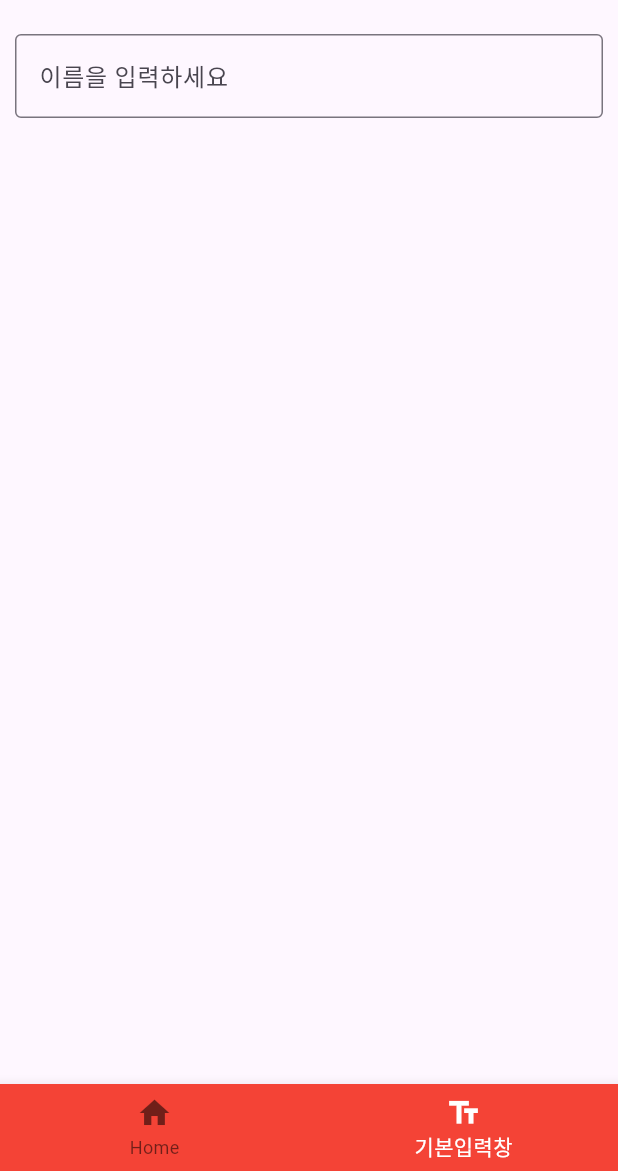
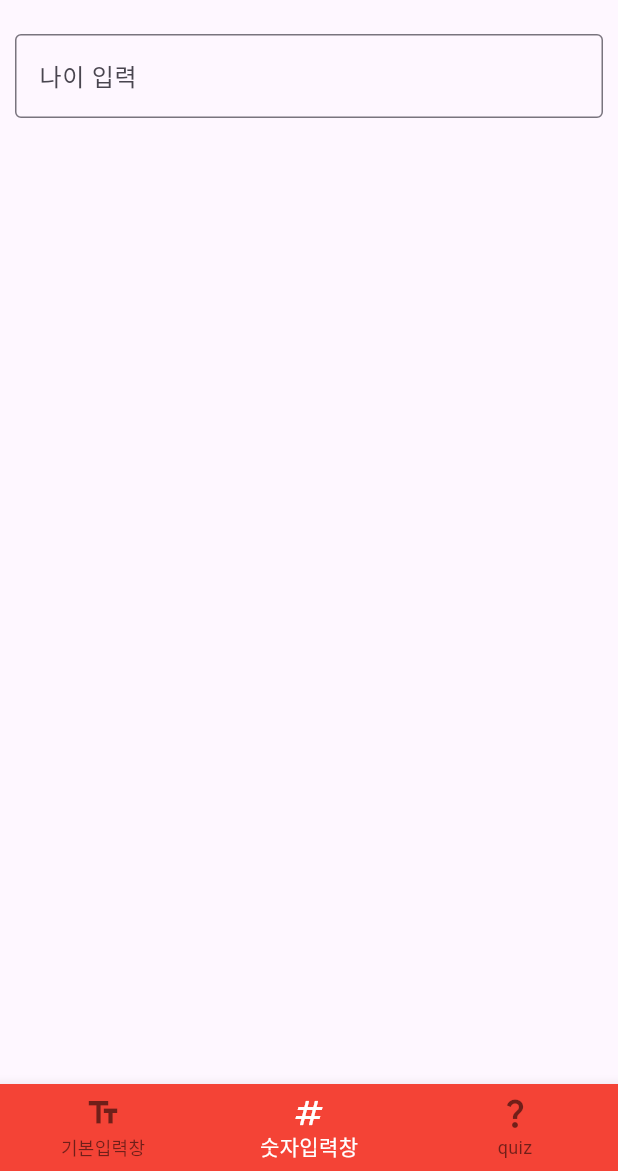
Before and after one commit to kga9002/counter_app, a Flutter app: the screen it shows after launch, item 2 of the bottom bar chosen, on a phone screen of 412 x 824 dp, the part 65-1236 px from its top. Run offline on Flutter 3.47's test engine with Material 3 defaults, Android fonts, the phone set to English and light mode, and no system bars.

Commit message:
[UPDATE] 숫자전용 입력창

```diff
--- a/lib/main.dart
+++ b/lib/main.dart
@@ -4,6 +4,8 @@ import 'hello.dart';
 import "star.dart";
 import 'colorWidget.dart';
 import 'textfield/normal.dart';
+import 'textfield/number.dart';
+import 'textfield/quiz.dart';
 
 void main() {
   runApp(MyApp());
@@ -39,11 +41,13 @@ class MyStatefulWidgetState extends State<StatefulWidget> {
   void initState() {
     super.initState();
     _widgetOptions = <Widget>[
-      HomeWidget(),
+      // HomeWidget(),
       // Colorwidget(onPressed: changeColor),
       // HelloWidget(),
       // StarWidget(),
       NormalTextFieldWidget(),
+      NumberTextFieldWidget(),
+      QuizWidget(),
     ];
   }
 
@@ -80,10 +84,10 @@ class MyStatefulWidgetState extends State<StatefulWidget> {
               body: Center(child: _widgetOptions.elementAt(_selectedIndex)),
               bottomNavigationBar: BottomNavigationBar(
                 items: const <BottomNavigationBarItem>[
-                  BottomNavigationBarItem(
-                    icon: Icon(Icons.home),
-                    label: "Home",
-                  ),
+                  // BottomNavigationBarItem(
+                  //   icon: Icon(Icons.home),
+                  //   label: "Home",
+                  // ),
                   // BottomNavigationBarItem(
                   //   icon: Icon(Icons.palette),
                   //   label: "Color",
@@ -100,6 +104,14 @@ class MyStatefulWidgetState extends State<StatefulWidget> {
                     icon: Icon(Icons.text_fields),
                     label: "기본입력창",
                   ),
+                  BottomNavigationBarItem(
+                    icon: Icon(Icons.numbers),
+                    label: "숫자입력창",
+                  ),
+                  BottomNavigationBarItem(
+                    icon: Icon(Icons.question_mark),
+                    label: "quiz",
+                  ),
                 ],
                 currentIndex: _selectedIndex,
                 selectedItemColor: Colors.white,
--- /dev/null
+++ b/lib/textfield/number.dart
@@ -0,0 +1,32 @@
+import 'package:flutter/material.dart';
+
+void main() {
+  return runApp(NumberTextFieldWidget());
+}
+
+class NumberTextFieldWidget extends StatefulWidget {
+  @override
+  State<NumberTextFieldWidget> createState() => NumberTextFieldState();
+}
+
+class NumberTextFieldState extends State<NumberTextFieldWidget> {
+  @override
+  Widget build(BuildContext context) {
+    return Scaffold(
+      body: Container(
+        padding: EdgeInsets.all(10),
+        child: ListView(
+          children: [
+            TextField(
+              keyboardType: TextInputType.number,
+              decoration: InputDecoration(
+                labelText: "나이 입력",
+                border: OutlineInputBorder(),
+              ),
+            ),
+          ],
+        ),
+      ),
+    );
+  }
+}
```
Also changed, not shown: lib/textfield/quiz.dart (added, +67 -0 lines).
